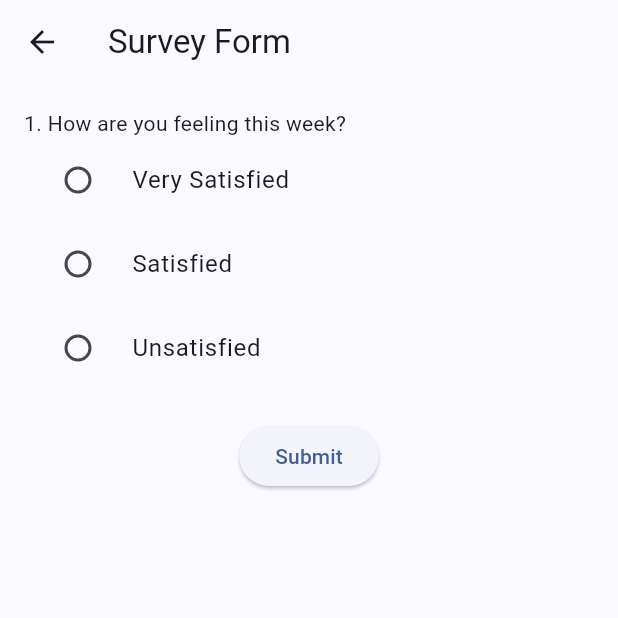
After one commit to Yung729/blindmate, a Flutter app: the screen it shows once a user with an empty profile is signed in, after a tap on "Take Survey", on a phone screen of 412 x 824 dp, the top half of it. The commit adds this screen. Run offline on Flutter 3.47's test engine with Material 3 defaults, Android fonts, the phone set to English and light mode, and no system bars; our stand-ins replace animated_text_kit, cloud_firestore, device_info_plus, firebase_auth, firebase_core, lottie and 3 more; missing offline and left inert: metadata_fetch; accounts and stored records are empty.

Commit message:
survey dummy page

```diff
--- a/lib/views/screens/home_screen.dart
+++ b/lib/views/screens/home_screen.dart
@@ -6,6 +6,7 @@ import '../../viewmodels/eventHandlers/home_event_handler.dart';
 import 'matching_screen.dart';
 import 'bottle_note_home_screen.dart';
 import '../UIComponents/custom_button.dart';
+import 'survey.dart'; // Add this import for SurveyPage
 
 class HomeScreen extends StatefulWidget {
   const HomeScreen({super.key});
@@ -41,9 +42,18 @@ class _HomeScreenState extends State<HomeScreen> {
     }
   }
 
+  void _goToSurvey() { // New method for navigation to SurveyPage
+    Navigator.push(
+      context,
+      MaterialPageRoute(
+        builder: (context) => SurveyPage(),
+      ),
+    );
+  }
+
   @override
   Widget build(BuildContext context) {
-    // final screenSize = MediaQuery.of(context).size;
+    final screenSize = MediaQuery.of(context).size;
 
     return Scaffold(
       body: Stack(
@@ -88,6 +98,11 @@ class _HomeScreenState extends State<HomeScreen> {
                           text: "Start Matching",
                           onPressed: _startRandomMatching,
                         ),
+                        const SizedBox(height: 20), // Add spacing between buttons
+                        CustomButton(
+                          text: "Take Survey",
+                          onPressed: _goToSurvey, // Navigate to SurveyPage
+                        ),
                       ],
                     ),
 
--- /dev/null
+++ b/lib/views/screens/survey.dart
@@ -0,0 +1,77 @@
+import 'package:flutter/material.dart';
+
+class SurveyPage extends StatefulWidget {
+  @override
+  _SurveyPageState createState() => _SurveyPageState();
+}
+
+class _SurveyPageState extends State<SurveyPage> {
+  final _formKey = GlobalKey<FormState>();
+  String? name;
+  String? selectedOption;
+
+  @override
+  Widget build(BuildContext context) {
+    return Scaffold(
+      appBar: AppBar(title: Text('Survey Form')),
+      body: Padding(
+        padding: const EdgeInsets.all(16.0),
+        child: Form(
+          key: _formKey,
+          child: Column(
+            crossAxisAlignment: CrossAxisAlignment.start,
+            children: [
+              Text("1. How are you feeling this week?"),
+              RadioListTile<String>(
+                title: Text("Very Satisfied"),
+                value: "Very Satisfied",
+                groupValue: selectedOption,
+                onChanged: (value) => setState(() => selectedOption = value),
+              ),
+              RadioListTile<String>(
+                title: Text("Satisfied"),
+                value: "Satisfied",
+                groupValue: selectedOption,
+                onChanged: (value) => setState(() => selectedOption = value),
+              ),
+              RadioListTile<String>(
+                title: Text("Unsatisfied"),
+                value: "Unsatisfied",
+                groupValue: selectedOption,
+                onChanged: (value) => setState(() => selectedOption = value),
+              ),
+              SizedBox(height: 20),
+              Center(
+                child: ElevatedButton(
+                  onPressed: () {
+                    if (_formKey.currentState?.validate() ?? false) {
+                      _formKey.currentState?.save();
+                      // TODO: Submit to backend or process results
+                      showDialog(
+                        context: context,
+                        builder: (_) => AlertDialog(
+                          title: Text('Thank you!'),
+                          content: Text('Survey submitted successfully.'),
+                          actions: [
+                            TextButton(
+                              onPressed: () {
+                                Navigator.pop(context); // Close the dialog
+                                Navigator.pop(context); // Return to HomeScreen
+                              },
+                              child: Text('OK'),
+                            ),
+                          ],
+                        ),
+                      );
+                    }
+                  },
+                  child: Text('Submit'),
+                ),
+              )
+            ],
+          ),
+        ),
+      ),
+    );
+  }
+}
```
